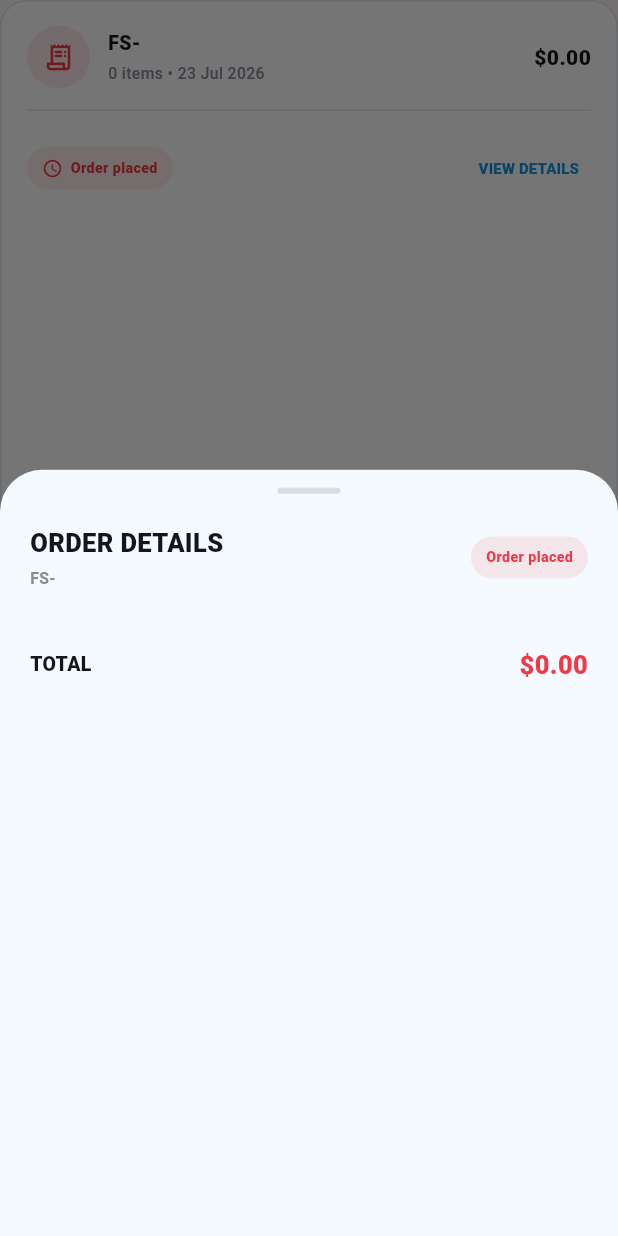
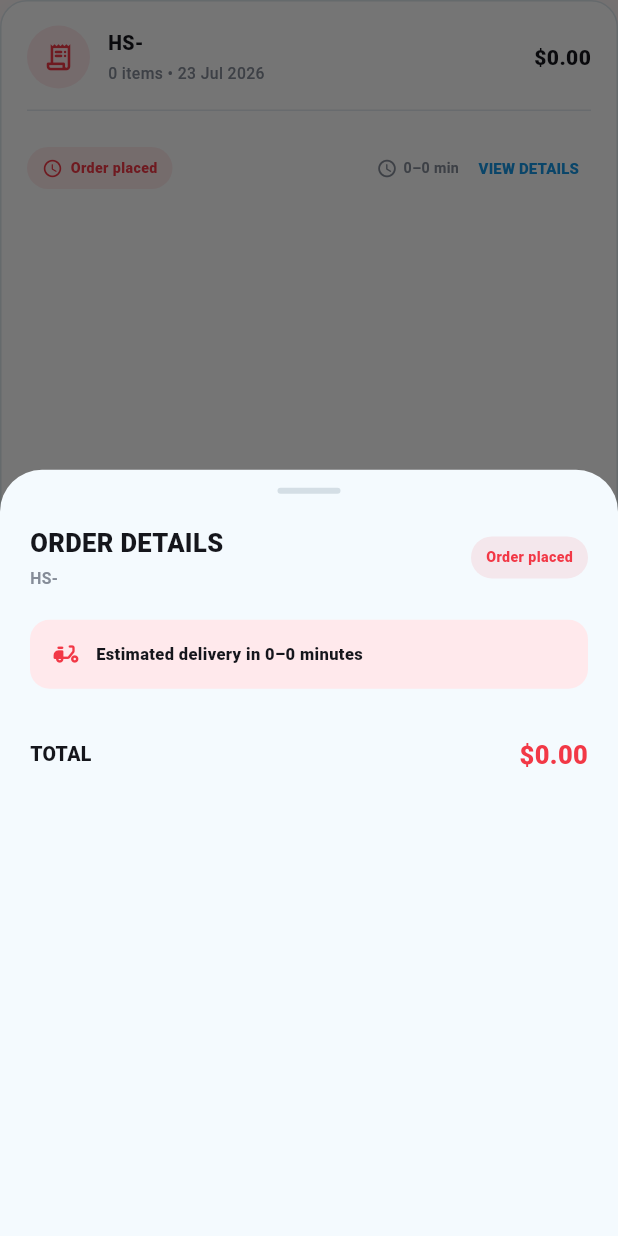
Before and after one commit to malikhassanjavaid/burger-house, a Flutter app: the _OrderCard widget shown alone on an empty page, opened directly with empty values, after a tap on "VIEW DETAILS", on a phone screen of 412 x 824 dp. Run offline on Flutter 3.47's test engine with Material 3 defaults, Android fonts, the phone set to English and light mode, and no system bars; our stand-ins replace cloud_firestore, firebase_auth, firebase_core, flutter_map, geocoding, geolocator and 2 more; accounts and stored records are empty.

Commit message:
Show customer order history

```diff
--- a/lib/features/home/screens/profile_orders_screen.dart
+++ b/lib/features/home/screens/profile_orders_screen.dart
@@ -52,11 +52,15 @@ class ProfileOrdersScreen extends StatelessWidget {
                       final documents = [...?snapshot.data?.docs]
                         ..sort((a, b) {
                           final aTime =
-                              (a.data()['createdAt'] as Timestamp?)
+                              ((a.data()['createdAt'] ??
+                                          a.data()['createdAtClient'])
+                                      as Timestamp?)
                                   ?.millisecondsSinceEpoch ??
                               0;
                           final bTime =
-                              (b.data()['createdAt'] as Timestamp?)
+                              ((b.data()['createdAt'] ??
+                                          b.data()['createdAtClient'])
+                                      as Timestamp?)
                                   ?.millisecondsSinceEpoch ??
                               0;
                           return bTime.compareTo(aTime);
@@ -110,9 +114,11 @@ class _OrderCard extends StatelessWidget {
   final String id;
   final Map<String, dynamic> data;
 
-  String get _shortId {
+  String get _orderNumber {
+    final savedNumber = (data['orderNumber'] as String?)?.trim();
+    if (savedNumber?.isNotEmpty == true) return savedNumber!;
     final short = id.length > 7 ? id.substring(id.length - 7) : id;
-    return 'FS-${short.toUpperCase()}';
+    return 'HS-${short.toUpperCase()}';
   }
 
   @override
@@ -120,7 +126,14 @@ class _OrderCard extends StatelessWidget {
     final items = (data['items'] as List?) ?? const [];
     final total = (data['total'] as num?) ?? 0;
     final status = (data['status'] as String?) ?? 'placed';
-    final createdAt = data['createdAt'] as Timestamp?;
+    final createdAt =
+        (data['createdAt'] ?? data['createdAtClient']) as Timestamp?;
+    final etaMin = (data['etaMinMinutes'] as num?)?.toInt() ?? 30;
+    final etaMax = (data['etaMaxMinutes'] as num?)?.toInt() ?? 40;
+    final itemCount = items.fold<int>(0, (total, rawItem) {
+      if (rawItem is! Map) return total;
+      return total + ((rawItem['quantity'] as num?)?.toInt() ?? 1);
+    });
     final statusInfo = _OrderStatus.fromValue(status);
 
     return Container(
@@ -160,7 +173,7 @@ class _OrderCard extends StatelessWidget {
                   crossAxisAlignment: CrossAxisAlignment.start,
                   children: [
                     Text(
-                      _shortId,
+                      _orderNumber,
                       style: const TextStyle(
                         color: profilePageInk,
                         fontSize: 13,
@@ -169,7 +182,7 @@ class _OrderCard extends StatelessWidget {
                     ),
                     const SizedBox(height: 3),
                     Text(
-                      '${items.length} ${items.length == 1 ? 'item' : 'items'} • ${_formatDate(createdAt)}',
+                      '$itemCount ${itemCount == 1 ? 'item' : 'items'} • ${_formatDate(createdAt)}',
                       style: const TextStyle(
                         color: profilePageMuted,
                         fontSize: 10.5,
@@ -221,9 +234,26 @@ class _OrderCard extends StatelessWidget {
                 ),
               ),
               const Spacer(),
+              if (!_isFinishedStatus(status)) ...[
+                const Icon(
+                  Icons.schedule_rounded,
+                  color: profilePageMuted,
+                  size: 14,
+                ),
+                const SizedBox(width: 4),
+                Text(
+                  '$etaMin–$etaMax min',
+                  style: const TextStyle(
+                    color: profilePageMuted,
+                    fontSize: 9.5,
+                    fontWeight: FontWeight.w700,
+                  ),
+                ),
+                const SizedBox(width: 5),
+              ],
               TextButton(
                 onPressed: () =>
-                    _showOrderDetails(context, id: _shortId, data: data),
+                    _showOrderDetails(context, id: _orderNumber, data: data),
                 style: TextButton.styleFrom(
                   foregroundColor: profilePageBlue,
                   padding: const EdgeInsets.symmetric(horizontal: 8),
@@ -249,9 +279,10 @@ Future<void> _showOrderDetails(
   final items = (data['items'] as List?) ?? const [];
   final total = (data['total'] as num?) ?? 0;
   final address = (data['deliveryAddress'] as String?) ?? '';
-  final status = _OrderStatus.fromValue(
-    (data['status'] as String?) ?? 'placed',
-  );
+  final statusValue = (data['status'] as String?) ?? 'placed';
+  final etaMin = (data['etaMinMinutes'] as num?)?.toInt() ?? 30;
+  final etaMax = (data['etaMaxMinutes'] as num?)?.toInt() ?? 40;
+  final status = _OrderStatus.fromValue(statusValue);
 
   return showModalBottomSheet<void>(
     context: context,
@@ -329,6 +360,38 @@ Future<void> _showOrderDetails(
               ],
             ),
             const SizedBox(height: 20),
+            if (!_isFinishedStatus(statusValue))
+              Container(
+                margin: const EdgeInsets.only(bottom: 14),
+                padding: const EdgeInsets.symmetric(
+                  horizontal: 14,
+                  vertical: 13,
+                ),
+                decoration: BoxDecoration(
+                  color: AppColors.blush,
+                  borderRadius: BorderRadius.circular(13),
+                ),
+                child: Row(
+                  children: [
+                    const Icon(
+                      Icons.delivery_dining_rounded,
+                      color: AppColors.red,
+                      size: 20,
+                    ),
+                    const SizedBox(width: 10),
+                    Expanded(
+                      child: Text(
+                        'Estimated delivery in $etaMin–$etaMax minutes',
+                        style: const TextStyle(
+                          color: profilePageInk,
+                          fontSize: 11,
+                          fontWeight: FontWeight.w800,
+                        ),
+                      ),
+                    ),
+                  ],
+                ),
+              ),
             ...items.map((rawItem) {
               final item = Map<String, dynamic>.from(rawItem as Map);
               final quantity = (item['quantity'] as num?)?.toInt() ?? 1;
@@ -459,6 +522,14 @@ Future<void> _showOrderDetails(
   );
 }
 
+bool _isFinishedStatus(String status) {
+  return const {
+    'delivered',
+    'completed',
+    'cancelled',
+  }.contains(status.toLowerCase());
+}
+
 String _formatDate(Timestamp? timestamp) {
   if (timestamp == null) return 'Just now';
   final date = timestamp.toDate().toLocal();
```
